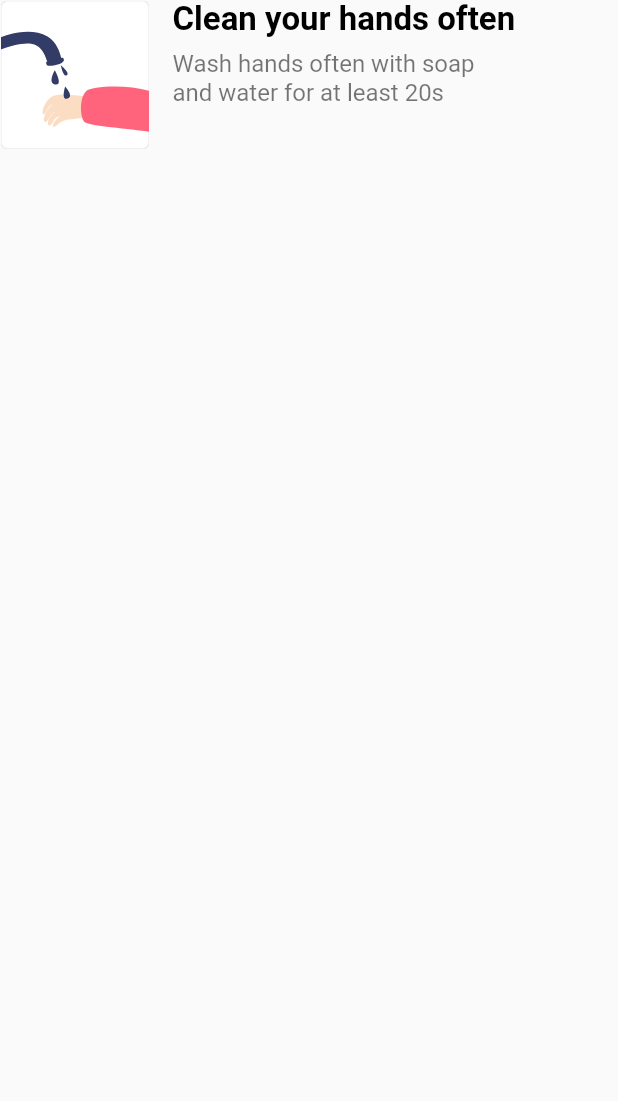
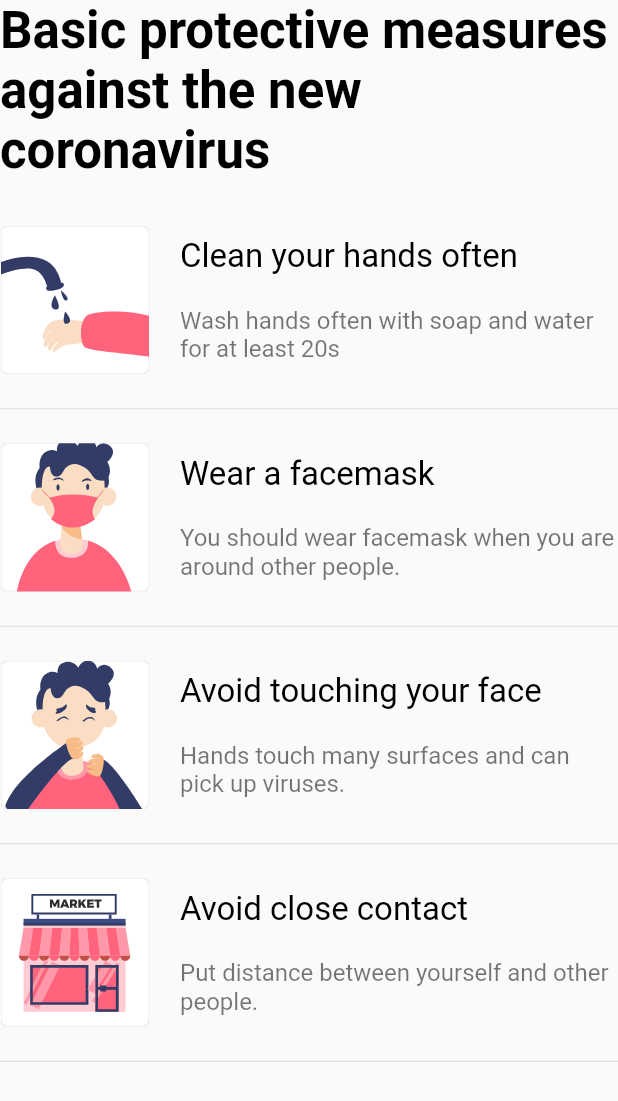
Before and after one commit to chashkovdaniil/yandex_intenstive, a Flutter app: the screen it shows after launch, on a phone screen of 412 x 824 dp. Shown: the top 1101 px of the screen. Run offline on Flutter 3.47's test engine with Material 2 defaults, Android fonts, the phone set to English and light mode, and no system bars; our stand-ins replace fl_chart, flutter_hooks, flutter_riverpod, flutter_svg, freezed_annotation, hooks_riverpod and 2 more.

Commit message:
Write Prevention

```diff
--- a/lib/core/styles/app_theme.dart
+++ b/lib/core/styles/app_theme.dart
@@ -1,11 +1,8 @@
 import 'package:flutter/material.dart';
 
-
-
-class AppTheme
-{
+class AppTheme {
   static const educationHeader1 = TextStyle(
-    fontSize: 42.0,
+    fontSize: 34.0,
     fontWeight: FontWeight.bold,
     color: Colors.black,
   );
@@ -37,6 +34,4 @@ class AppTheme
   );
 }
 
-
-
 // END
--- a/lib/main.dart
+++ b/lib/main.dart
@@ -1,6 +1,7 @@
 import 'package:flutter/material.dart';
 import 'package:flutter_riverpod/flutter_riverpod.dart';
 import 'modules/education/presentation/components/prevention_item.dart';
+import 'modules/education/presentation/prevention.dart';
 // import 'modules/home/presentation/home_screen.dart';
 
 void main() {
@@ -15,12 +16,14 @@ class MyApp extends StatelessWidget {
     return const MaterialApp(
       title: 'Yandex Intensive Covid',
       home: Scaffold(
-        body: PreventionItem(
-          icon: 'assets/images/clean_hands.svg',
-          width: 100.0,
-          height: 100.0,
-          title: 'Clean your hands often',
-          tip: 'Wash hands often with soap\nand water for at least 20s',
+        body: SingleChildScrollView(
+          child: Prevention(
+              // icon: 'assets/images/clean_hands.svg',
+              // width: 110.0,
+              // height: 110.0,
+              // title: 'Clean your hands often',
+              // tip: 'Wash hands often with soap\nand water for at least 20s',
+              ),
         ),
       ),
       // initialRoute: HomeScreen.route,
--- a/lib/modules/education/presentation/components/prevention_item.dart
+++ b/lib/modules/education/presentation/components/prevention_item.dart
@@ -2,7 +2,6 @@ import 'package:flutter/material.dart';
 import 'package:flutter_svg/flutter_svg.dart';
 import 'package:path/path.dart' as path;
 import '../../../../core/styles/app_theme.dart';
-
 
 class PreventionItem extends StatelessWidget {
   final String icon;
@@ -21,30 +20,46 @@ class PreventionItem extends StatelessWidget {
   }) : super(key: key);
 
   @override
-  Widget build(BuildContext context)
-    => Row(
+  Widget build(BuildContext context) => Row(
         crossAxisAlignment: CrossAxisAlignment.start,
         children: [
-         path.extension(icon) == '.svg' ?
-          SvgPicture.asset(icon, width: width, height: height) :
-          Image.asset(icon, width: width, height: height),
-        const SizedBox(width: 15.0),
-        Column(
+          path.extension(icon) == '.svg'
+              ? SvgPicture.asset(
+                  icon,
+                  width: width,
+                  height: height,
+                  clipBehavior: Clip.antiAlias,
+                )
+              : Image.asset(icon, width: width, height: height),
+          const SizedBox(width: 20.0),
+          Flexible(
+            child: SizedBox(
+              height: height,
+              child: Column(
+                mainAxisAlignment: MainAxisAlignment.center,
                 crossAxisAlignment: CrossAxisAlignment.start,
                 children: [
-            Text(title, style: AppTheme.educationSubtitleBold),
-            const SizedBox(height: 7.0),
-            Text(
+                  SizedBox(
+                    child: Text(
+                      title,
+                      style: AppTheme.educationSubtitle,
+                      softWrap: true,
+                    ),
+                  ),
+                  const SizedBox(height: 20.0),
+                  SizedBox(
+                    child: Text(
                       tip,
                       style: AppTheme.educationSmallLight,
-              overflow: TextOverflow.clip,
+                      softWrap: true,
+                    ),
                   ),
                 ],
-        )
+              ),
+            ),
+          ),
         ],
       );
 }
 
-
-
 // END
--- /dev/null
+++ b/lib/modules/education/presentation/prevention.dart
@@ -0,0 +1,62 @@
+import 'package:flutter/material.dart';
+import '../../../core/styles/app_theme.dart';
+import 'components/prevention_item.dart';
+
+class Prevention extends StatelessWidget {
+  static const _data = [
+    [
+      'assets/images/clean_hands.svg',
+      'Clean your hands often',
+      'Wash hands often with soap and water for at least 20s',
+    ],
+    [
+      'assets/images/wear_facemask.svg',
+      'Wear a facemask',
+      'You should wear facemask when you are around other people.',
+    ],
+    [
+      'assets/images/avoid_touching_face.svg',
+      'Avoid touching your face',
+      'Hands touch many surfaces and can pick up viruses.',
+    ],
+    [
+      'assets/images/avoid_close_contact.svg',
+      'Avoid close contact',
+      'Put distance between yourself and other people.',
+    ],
+  ];
+
+  static const _iconWidth = 100.0;
+  static const _iconHeight = 100.0;
+
+  const Prevention({Key? key}) : super(key: key);
+
+  @override
+  Widget build(BuildContext context) => Column(
+        children: [
+          const Text(
+            'Basic protective measures against the new coronavirus',
+            style: AppTheme.educationHeader1,
+            softWrap: true,
+          ),
+          const SizedBox(height: 30.0),
+          ..._data
+              .map(
+            (data) => [
+              PreventionItem(
+                icon: data[0],
+                width: _iconWidth,
+                height: _iconHeight,
+                title: data[1],
+                tip: data[2],
+              ),
+              const Divider(height: 45.0),
+            ],
+          )
+              .reduce((a, b) {
+            a.addAll(b);
+            return a;
+          })
+        ],
+      );
+}
```
Also changed, not shown: assets/images/avoid_touching_face.svg (renamed from assets/images/avoid_touching.svg). Lines whose indentation alone changed are shown as unchanged.
